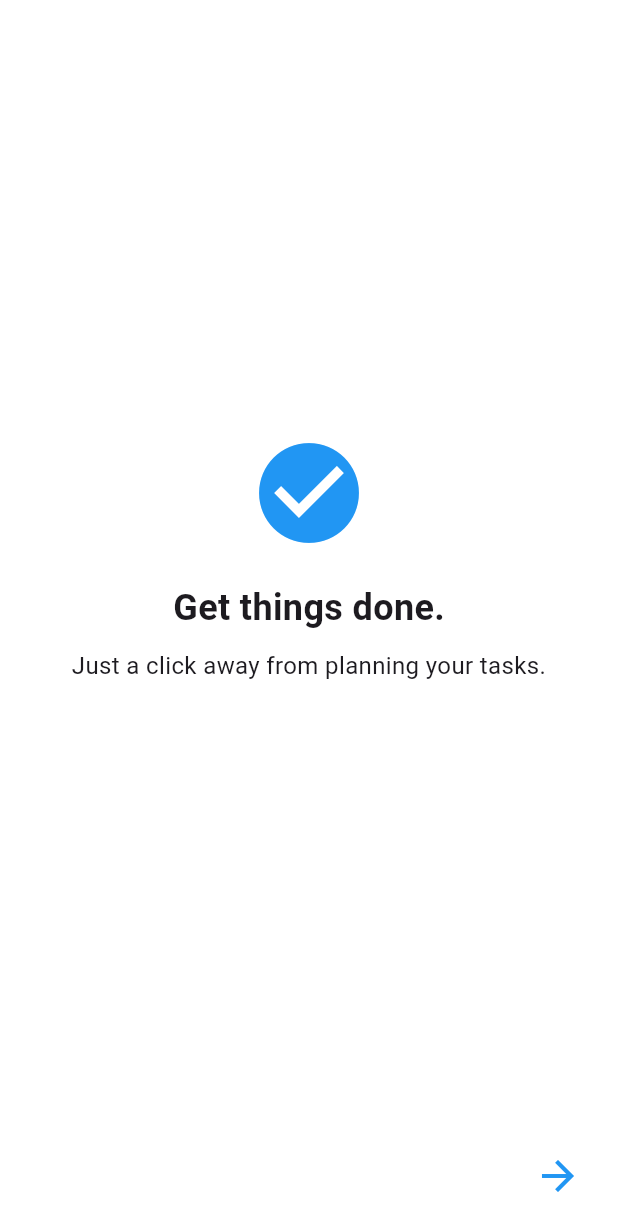
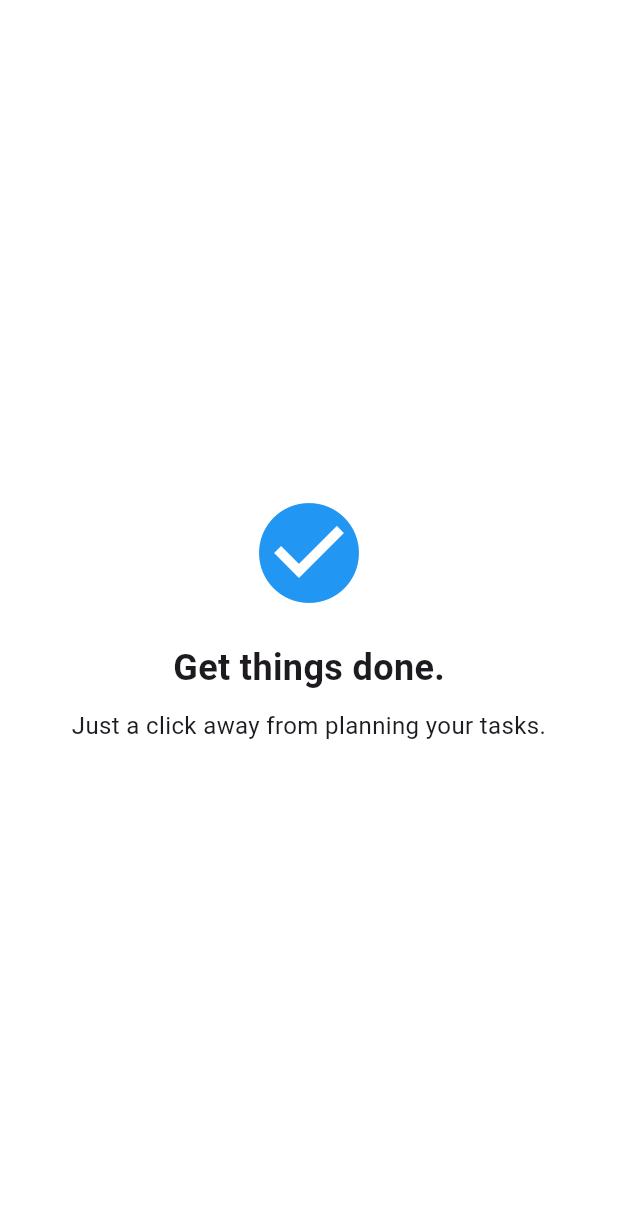
Before and after one commit to Ashmit-Gupta/TaskManagement, a Flutter app: the first screen one second after launch, on a phone screen of 412 x 824 dp. Shown: the top 1231 px of the screen. Run offline on Flutter 3.47's test engine with Material 3 defaults, Android fonts, the phone set to English and light mode, and no system bars; our stand-ins replace flutter_bloc, flutter_svg, logger, shared_preferences.

Commit message:
fixed bugs and optimized

```diff
--- a/lib/bloc/bottom_nav_bloc/bottom_nav_bloc.dart
+++ b/lib/bloc/bottom_nav_bloc/bottom_nav_bloc.dart
@@ -1,5 +1,5 @@
-import 'package:bloc/bloc.dart';
-import 'package:meta/meta.dart';
+
+import 'package:flutter_bloc/flutter_bloc.dart';
 
 part 'bottom_nav_event.dart';
 part 'bottom_nav_state.dart';
--- a/lib/bloc/bottom_nav_bloc/bottom_nav_state.dart
+++ b/lib/bloc/bottom_nav_bloc/bottom_nav_state.dart
@@ -1,6 +1,5 @@
 part of 'bottom_nav_bloc.dart';
 
-@immutable
 sealed class BottomNavState {}
 
 final class BottomNavInitial extends BottomNavState {}
--- /dev/null
+++ b/lib/bloc/splash_screen_bloc/splash_screen_bloc.dart
@@ -0,0 +1,25 @@
+
+import 'package:flutter_bloc/flutter_bloc.dart';
+import 'package:shared_preferences/shared_preferences.dart';
+
+part 'splash_screen_event.dart';
+part 'splash_screen_state.dart';
+
+class SplashScreenBloc extends Bloc<SplashScreenEvent, SplashScreenState> {
+  SplashScreenBloc() : super(SplashScreenInitial()) {
+    on<CheckLoginEvent>(_checkLoginStatus);
+  }
+
+  Future<void> _checkLoginStatus(CheckLoginEvent event , Emitter<SplashScreenState>emit) async{
+    await Future.delayed(Duration(seconds: 2));
+
+    final pref = await SharedPreferences.getInstance();
+    final String? token = pref.getString('token');
+
+    if( token != null && token.isNotEmpty){
+      emit(Authenticated());
+    }else{
+      emit(Unauthenticated());
+    }
+  }
+}
--- /dev/null
+++ b/lib/bloc/splash_screen_bloc/splash_screen_event.dart
@@ -0,0 +1,5 @@
+part of 'splash_screen_bloc.dart';
+
+sealed class SplashScreenEvent {}
+
+final class CheckLoginEvent extends SplashScreenEvent{}
--- /dev/null
+++ b/lib/bloc/splash_screen_bloc/splash_screen_state.dart
@@ -0,0 +1,9 @@
+part of 'splash_screen_bloc.dart';
+
+sealed class SplashScreenState {}
+
+final class SplashScreenInitial extends SplashScreenState {}
+
+final class Authenticated extends SplashScreenState {}
+
+final class Unauthenticated extends SplashScreenState {}
--- a/lib/main.dart
+++ b/lib/main.dart
@@ -1,11 +1,13 @@
 import 'package:flutter/material.dart';
 import 'package:flutter_bloc/flutter_bloc.dart';
 import 'package:task_management_app/bloc/bottom_nav_bloc/bottom_nav_bloc.dart';
+import 'package:task_management_app/bloc/splash_screen_bloc/splash_screen_bloc.dart';
 import 'package:task_management_app/bloc/task_bloc/task_bloc.dart';
 import 'package:task_management_app/common/colors.dart';
 import 'package:task_management_app/repository/auth_repository.dart';
 import 'package:task_management_app/repository/shared_pref_repository.dart';
 import 'package:task_management_app/repository/task_repository.dart';
+import 'package:task_management_app/screens/home_screen.dart';
 import 'package:task_management_app/screens/login_screen.dart';
 import 'package:task_management_app/screens/register_screen.dart';
 import 'package:task_management_app/screens/splash_screen.dart';
@@ -24,10 +26,11 @@ class MyApp extends StatelessWidget {
     return MultiBlocProvider(
       providers: [
         BlocProvider(create: (_)=>AuthBloc(AuthRepository(sharedPrefStorage: SharedPrefStorage()))),
-        BlocProvider(create: (_)=> TaskBloc(TaskRepository(),SharedPrefStorage())),
+        // BlocProvider(create: (_)=> TaskBloc(TaskRepository(),SharedPrefStorage())),
         BlocProvider(create: (_)=>BottomNavBloc()),
       ],
       child: MaterialApp(
+
         // Colors.deepPurpleAccent
         theme: ThemeData(primaryColor: kPrimaryTheme,primarySwatch: Colors.purple),
         debugShowCheckedModeBanner: false,
@@ -36,6 +39,7 @@ class MyApp extends StatelessWidget {
           '/': (context) => SplashScreen(),
           '/register': (context) => RegisterScreen(),
           '/login': (context) => LoginScreen(),
+          '/home':(context)=>HomeScreen(),
         },
       ),
     );
--- a/lib/screens/register_screen.dart
+++ b/lib/screens/register_screen.dart
@@ -70,7 +70,7 @@ class RegisterScreen extends StatelessWidget {
               children: [
                 IconButton(icon: SvgPicture.asset('assets/svgs/f_logo.svg',height: 25,), onPressed: () {}),
                 IconButton(icon: SvgPicture.asset('assets/svgs/g_logo.svg',height: 25,), onPressed: () {}),
-                IconButton(icon: SvgPicture.asset('assets/svgs/a_logo.svg',height: 2,), onPressed: () {}),
+                IconButton(icon: SvgPicture.asset('assets/svgs/a_logo.svg',height: 25,), onPressed: () {}),
               ],
             ),
             TextButton(
--- a/lib/screens/splash_screen.dart
+++ b/lib/screens/splash_screen.dart
@@ -1,35 +1,23 @@
 import 'package:flutter/material.dart';
-import 'package:task_management_app/repository/shared_pref_repository.dart';
-
-import 'home_screen.dart';
-
-class SplashScreen extends StatefulWidget {
+import 'package:flutter_bloc/flutter_bloc.dart';
+import 'package:task_management_app/bloc/splash_screen_bloc/splash_screen_bloc.dart';
+class SplashScreen extends StatelessWidget {
   const SplashScreen({super.key});
 
   @override
-  State<SplashScreen> createState() => _SplashScreenState();
+  Widget build(BuildContext context) {
+    return BlocProvider(
+      create: (context) => SplashScreenBloc()..add(CheckLoginEvent()),
+      child: BlocListener<SplashScreenBloc, SplashScreenState>(
+        listener: (context, state) {
+          if (state is Authenticated) {
+            Navigator.pushReplacementNamed(context, '/home');
           }
-
-class _SplashScreenState extends State<SplashScreen> {
-
-  @override
-  void initState() {
-    super.initState();
-    _checkLoginStatus();
+          else if (state is Unauthenticated) {
+            Navigator.pushReplacementNamed(context, '/login');
           }
-
-  Future<void> _checkLoginStatus() async {
-    String? token = await SharedPrefStorage().getToken();
-    if (token != null && token.isNotEmpty) {
-      Navigator.pushReplacement(
-        context,
-        MaterialPageRoute(builder: (context) => HomeScreen()),
-      );
-    }
-  }
-  @override
-  Widget build(BuildContext context) {
-    return Scaffold(
+        },
+        child: Scaffold(
           backgroundColor: Colors.white,
           body: Column(
             mainAxisAlignment: MainAxisAlignment.center,
@@ -41,25 +29,19 @@ class _SplashScreenState extends State<SplashScreen> {
                     Icon(Icons.check_circle, size: 80, color: Colors.blue),
                     SizedBox(height: 20),
                     Text("Get things done.",
-                    style: TextStyle(fontSize: 24, fontWeight: FontWeight.bold)),
+                        style: TextStyle(
+                            fontSize: 24, fontWeight: FontWeight.bold)),
                     SizedBox(height: 10),
                     Text("Just a click away from planning your tasks.",
-                    textAlign: TextAlign.center, style: TextStyle(fontSize: 16)),
+                        textAlign: TextAlign.center,
+                        style: TextStyle(fontSize: 16)),
                   ],
                 ),
               ),
               Spacer(),
-          Padding(
-            padding: const EdgeInsets.all(16.0),
-            child: Align(
-              alignment: Alignment.bottomRight,
-              child: IconButton(
-                icon: Icon(Icons.arrow_forward, size: 32, color: Colors.blue),
-                onPressed: () => Navigator.pushNamed(context, '/register'),
+            ],
           ),
         ),
-          )
-        ],
       ),
     );
   }
```
Also changed, not shown: lib/screens/home_screen.dart (+29 -46 lines), lib/test.dart (deleted, +0 -82 lines), lib/widgets/bottom_nav_bar.dart (added, +34 -0 lines), lib/widgets/custom_list_tile.dart (added, +116 -0 lines), lib/widgets/list_tile.dart (deleted, +0 -100 lines), lib/widgets/task_bottom_sheet.dart (+6 -2 lines), lib/widgets/swipe_background.dart (renamed from lib/widgets/swpie_background.dart). Lines whose indentation alone changed are shown as unchanged.
